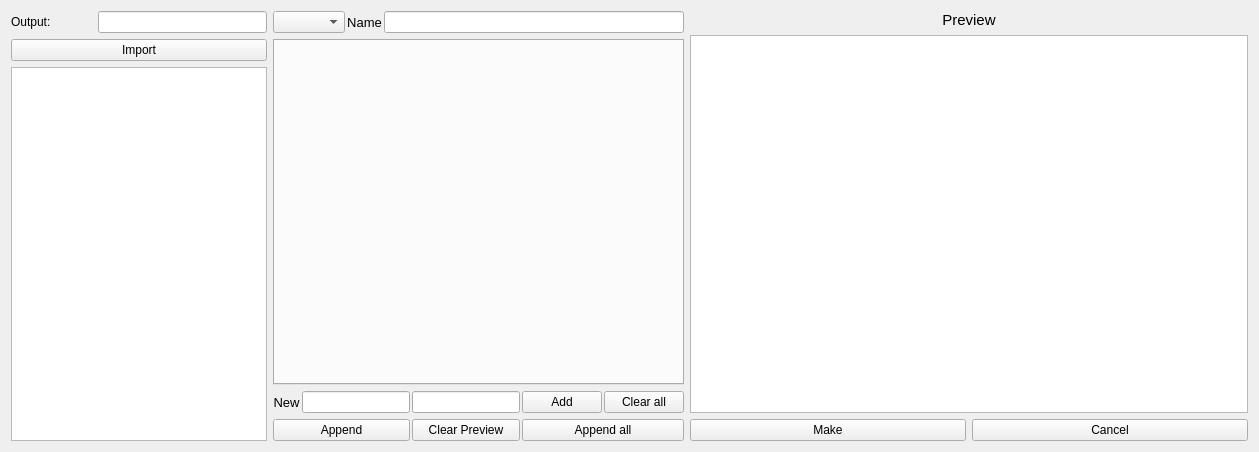
Qt form ui/component.ui (Somhammer/ProtonTherapy) before a commit.
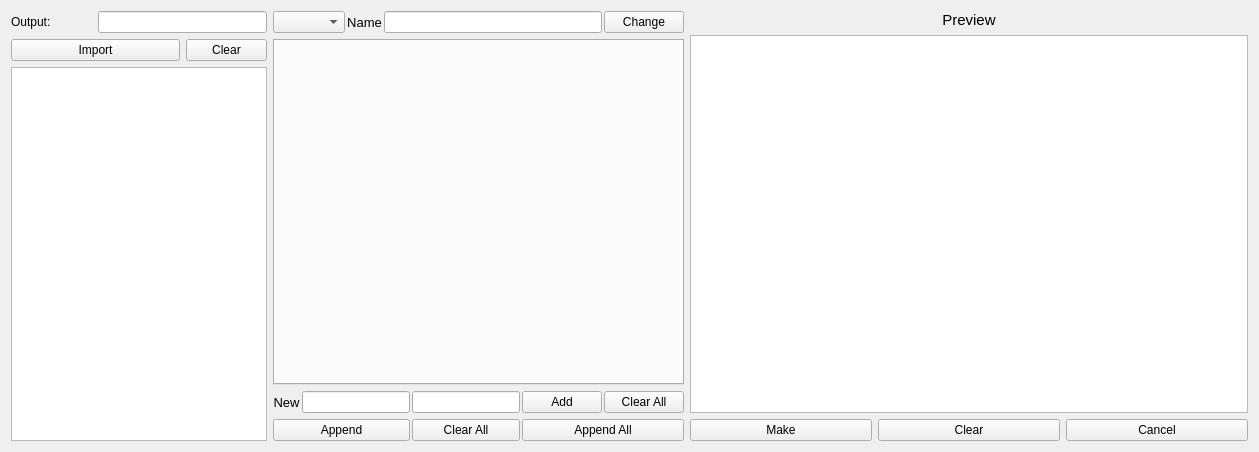
The same form after that commit. Icons and pictures are not drawn.

```diff
--- a/ui/component.ui
+++ b/ui/component.ui
@@ -33,28 +33,35 @@
        </property>
       </widget>
      </item>
-     <item row="2" column="0" colspan="3">
-      <widget class="QPushButton" name="pushImport">
-       <property name="sizePolicy">
-        <sizepolicy hsizetype="Expanding" vsizetype="Fixed">
-         <horstretch>0</horstretch>
-         <verstretch>0</verstretch>
-        </sizepolicy>
-       </property>
-       <property name="focusPolicy">
-        <enum>Qt::NoFocus</enum>
-       </property>
-       <property name="text">
-        <string>Import</string>
-       </property>
-      </widget>
-     </item>
-     <item row="3" column="0" rowspan="3" colspan="3">
-      <widget class="QListWidget" name="listImport"/>
-     </item>
      <item row="1" column="1" colspan="2">
       <widget class="QLineEdit" name="lineOutput"/>
      </item>
+     <item row="4" column="0" rowspan="3" colspan="3">
+      <widget class="QListWidget" name="listImport"/>
+     </item>
+     <item row="3" column="2">
+      <widget class="QPushButton" name="pushImportClear">
+       <property name="text">
+        <string>Clear</string>
+       </property>
+      </widget>
+     </item>
+     <item row="3" column="0" colspan="2">
+      <widget class="QPushButton" name="pushImport">
+       <property name="sizePolicy">
+        <sizepolicy hsizetype="Expanding" vsizetype="Fixed">
+         <horstretch>0</horstretch>
+         <verstretch>0</verstretch>
+        </sizepolicy>
+       </property>
+       <property name="focusPolicy">
+        <enum>Qt::NoFocus</enum>
+       </property>
+       <property name="text">
+        <string>Import</string>
+       </property>
+      </widget>
+     </item>
     </layout>
    </item>
    <item row="0" column="1">
@@ -137,12 +144,15 @@
      <item row="2" column="8">
       <widget class="QPushButton" name="pushClearVals">
        <property name="text">
-        <string>Clear all</string>
+        <string>Clear All</string>
        </property>
       </widget>
      </item>
      <item row="1" column="0" colspan="9">
       <widget class="QTabWidget" name="tabComp">
+       <property name="mouseTracking">
+        <bool>false</bool>
+       </property>
        <property name="focusPolicy">
         <enum>Qt::TabFocus</enum>
        </property>
@@ -151,16 +161,6 @@
        </property>
       </widget>
      </item>
-     <item row="0" column="4" colspan="5">
-      <widget class="QLineEdit" name="lineName">
-       <property name="sizePolicy">
-        <sizepolicy hsizetype="Expanding" vsizetype="Fixed">
-         <horstretch>0</horstretch>
-         <verstretch>0</verstretch>
-        </sizepolicy>
-       </property>
-      </widget>
-     </item>
      <item row="3" column="7" colspan="2">
       <widget class="QPushButton" name="pushAppendAll">
        <property name="sizePolicy">
@@ -173,7 +173,7 @@
         <enum>Qt::NoFocus</enum>
        </property>
        <property name="text">
-        <string>Append all</string>
+        <string>Append All</string>
        </property>
       </widget>
      </item>
@@ -194,9 +194,26 @@
       </widget>
      </item>
      <item row="3" column="6">
-      <widget class="QPushButton" name="pushClearPrev">
+      <widget class="QPushButton" name="pushClearAll">
        <property name="text">
-        <string>Clear Preview</string>
+        <string>Clear All</string>
+       </property>
+      </widget>
+     </item>
+     <item row="0" column="4" colspan="4">
+      <widget class="QLineEdit" name="lineName">
+       <property name="sizePolicy">
+        <sizepolicy hsizetype="Expanding" vsizetype="Fixed">
+         <horstretch>0</horstretch>
+         <verstretch>0</verstretch>
+        </sizepolicy>
+       </property>
+      </widget>
+     </item>
+     <item row="0" column="8">
+      <widget class="QPushButton" name="pushChangeName">
+       <property name="text">
+        <string>Change</string>
        </property>
       </widget>
      </item>
@@ -220,7 +237,7 @@
        </property>
       </widget>
      </item>
-     <item row="2" column="1">
+     <item row="2" column="2">
       <widget class="QPushButton" name="pushCancel">
        <property name="sizePolicy">
         <sizepolicy hsizetype="Expanding" vsizetype="Fixed">
@@ -236,7 +253,7 @@
        </property>
       </widget>
      </item>
-     <item row="0" column="0" colspan="2">
+     <item row="0" column="0" colspan="3">
       <widget class="QLabel" name="label">
        <property name="font">
         <font>
@@ -251,9 +268,22 @@
        </property>
       </widget>
      </item>
-     <item row="1" column="0" colspan="2">
+     <item row="1" column="0" colspan="3">
       <widget class="QTextBrowser" name="textPreview"/>
      </item>
+     <item row="2" column="1">
+      <widget class="QPushButton" name="pushClearPrev">
+       <property name="sizePolicy">
+        <sizepolicy hsizetype="Expanding" vsizetype="Fixed">
+         <horstretch>0</horstretch>
+         <verstretch>0</verstretch>
+        </sizepolicy>
+       </property>
+       <property name="text">
+        <string>Clear</string>
+       </property>
+      </widget>
+     </item>
     </layout>
    </item>
   </layout>
```
